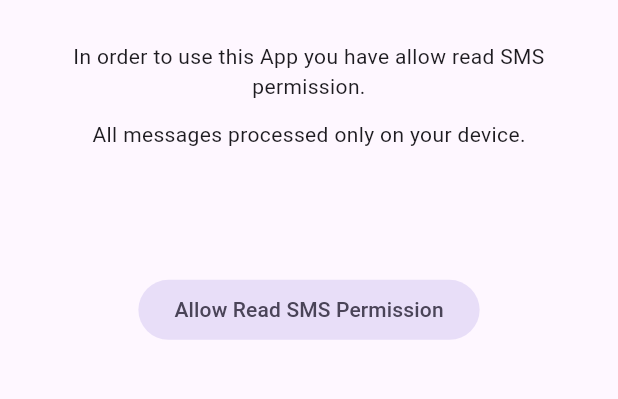
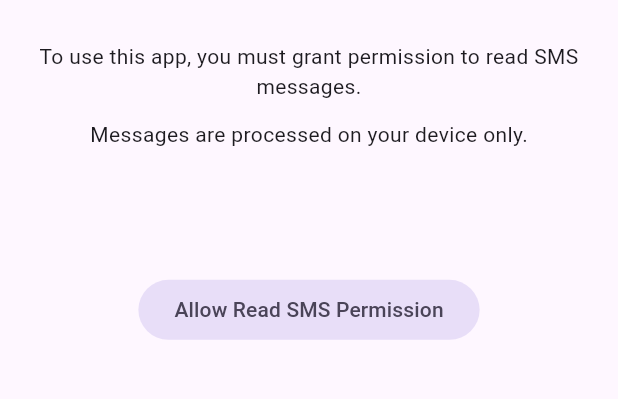
Before and after one commit to MominRaza/messages_wallet, a Flutter app: the PermissionScreen screen opened by its route, on a phone screen of 412 x 824 dp, the part 393-792 px from its top. Run offline on Flutter 3.47's test engine with Material 3 defaults, Android fonts, the phone set to English and light mode, and no system bars; our stand-ins replace permission_handler; missing offline and left inert: flutter_sms_inbox.

Commit message:
Simplified permission screen text

```diff
--- a/lib/screens/permission_screen.dart
+++ b/lib/screens/permission_screen.dart
@@ -52,13 +52,13 @@ class _PermissionScreenState extends State<PermissionScreen> {
             child: Column(
               children: [
                 Text(
-                  'In order to use this App you have allow read SMS permission.',
+                  'To use this app, you must grant permission to read SMS messages.',
                   textAlign: TextAlign.center,
                 ),
                 SizedBox(
                   height: 12,
                 ),
-                Text('All messages processed only on your device.'),
+                Text('Messages are processed on your device only.'),
               ],
             ),
           ),
```
